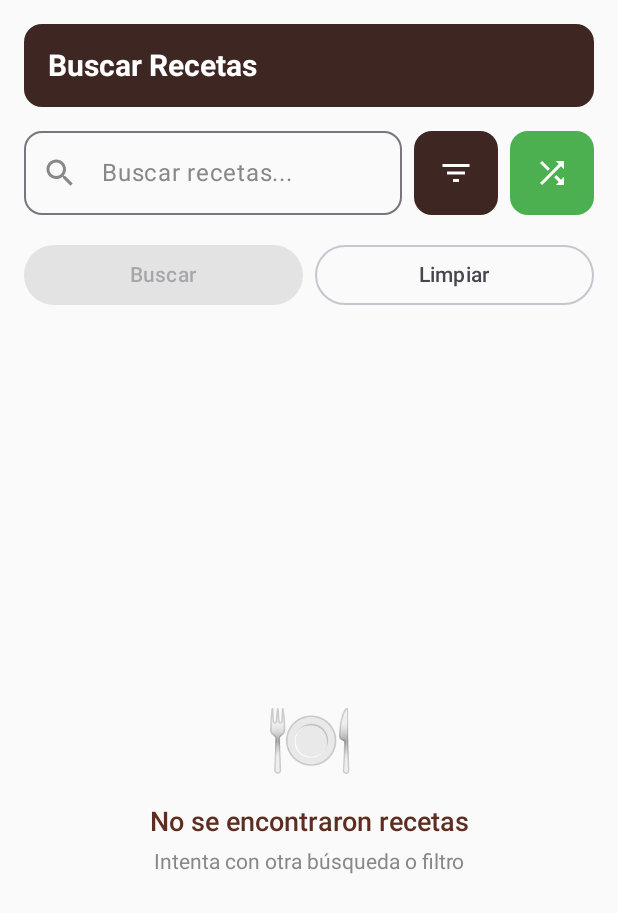
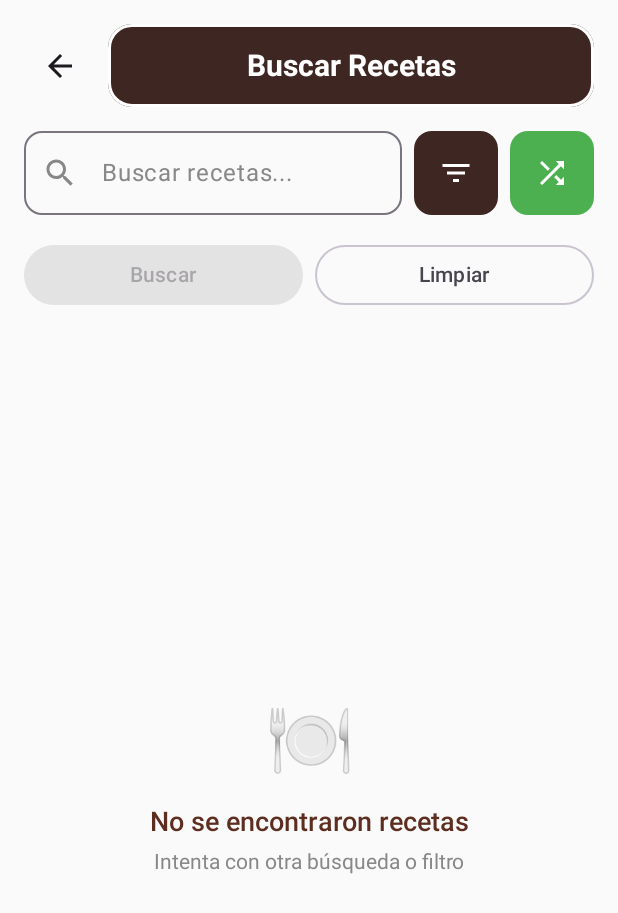
Before and after one commit to AngelAguilar21/Recetario_Proyecto, an Android app built with Jetpack Compose: the SearchScreen screen opened through its navigation route, on a phone screen of 412 x 824 dp. Shown: the top 913 px of the screen. Run offline under Robolectric (Android 15) with nearby library versions, the phone set to English and light mode, and no system bars; pictures from the network do not load.

Commit message:
feat(searchScreen): agregar botón de retroceso y refactorizar layout del título
Se ha añadido un botón de retroceso (`BackButton`) a la pantalla de búsqueda de recetas.
Además, se ha refactorizado la forma en que se muestra el título "Buscar Recetas":
- Ahora se utiliza un `Row` para alinear el botón de retroceso y el título.
- El título ahora ocupa el espacio restante (`weight(1f)`) y tiene un borde blanco con esquinas redondeadas.
- Se ha ajustado el padding y el fondo del título.

```diff
--- a/app/src/main/java/com/example/recipescomp/screens/home/searchScreen.kt
+++ b/app/src/main/java/com/example/recipescomp/screens/home/searchScreen.kt
@@ -4,6 +4,7 @@ import android.net.Uri
 import com.example.recipescomp.resourcesApi.*
 import androidx.compose.foundation.Image
 import androidx.compose.foundation.background
+import androidx.compose.foundation.border
 import androidx.compose.foundation.clickable
 import androidx.compose.foundation.layout.*
 import androidx.compose.foundation.lazy.LazyColumn
@@ -27,6 +28,7 @@ import androidx.compose.ui.unit.dp
 import androidx.compose.ui.unit.sp
 import androidx.navigation.NavController
 import coil.compose.rememberAsyncImagePainter
+import com.example.recipescomp.components.BackButton
 import com.example.recipescomp.ui.theme.BrownDark
 
 @Composable
@@ -45,21 +47,36 @@ fun SearchScreen(navController: NavController, viewModel: MealViewModel) {
             )
     ) {
         // Header con título
-        Card(
+        Row(
+            verticalAlignment = Alignment.CenterVertically,
             modifier = Modifier
                 .fillMaxWidth()
-                .padding(16.dp),
-            colors = CardDefaults.cardColors(containerColor = Color(0xFF3E2723))
+                .padding(16.dp)
         ) {
+            BackButton(onClick = { navController.popBackStack() })
+
+            Spacer(modifier = Modifier.width(8.dp)) // Espacio entre el ícono y el texto
+
             Text(
                 text = "Buscar Recetas",
                 fontSize = 20.sp,
                 fontWeight = FontWeight.Bold,
                 color = Color.White,
-                modifier = Modifier.padding(16.dp),
-                textAlign = TextAlign.Center
+                textAlign = TextAlign.Center,
+                modifier = Modifier.weight(1f)
+                    .border(
+                        width = 2.dp,
+                        color = Color.White,
+                        shape = RoundedCornerShape(16.dp)
+                    )
+                    .background(
+                        color = Color(0xFF3E2723),
+                        shape = RoundedCornerShape(16.dp)
+                    )
+                        .padding(16.dp)
             )
         }
+
 
         // Fila de búsqueda y filtros
         Row(
```
